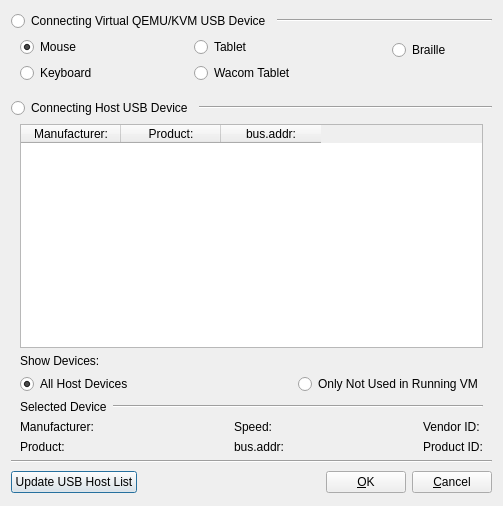
qunying/aqemu-old, file Add_USB_Port_Window.ui: the form before one commit.
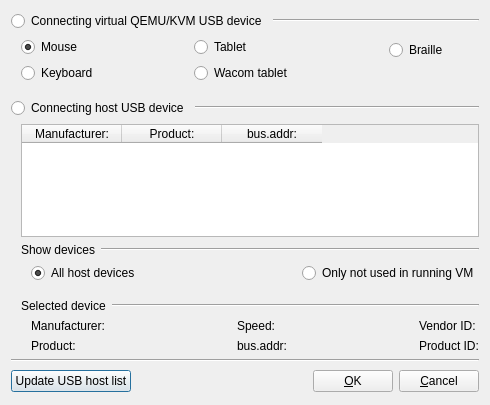
The form after the commit. Icons and pictures are not drawn.

Commit message: Improve Device Manager, Added QEMU 0.13 support, GUI restyling

The edit to the form file:
```diff
--- a/Add_USB_Port_Window.ui
+++ b/Add_USB_Port_Window.ui
@@ -1,12 +1,12 @@
 <ui version="4.0" >
  <class>Add_USB_Port_Window</class>
- <widget class="QDialog" name="Add_USB_Port_Window" >
-  <property name="geometry" >
+ <widget class="QDialog" name="Add_USB_Port_Window">
+  <property name="geometry">
    <rect>
     <x>0</x>
     <y>0</y>
-    <width>503</width>
-    <height>506</height>
+    <width>490</width>
+    <height>405</height>
    </rect>
   </property>
   <property name="windowTitle" >
@@ -16,9 +16,9 @@
    <iconset resource="images.qrc" >
     <normaloff>:/usb.png</normaloff>:/usb.png</iconset>
   </property>
-  <layout class="QGridLayout" name="gridLayout_3" >
-   <item row="0" column="0" >
-    <layout class="QHBoxLayout" name="horizontalLayout_2" >
+  <layout class="QVBoxLayout" name="verticalLayout_8">
+   <item>
+    <layout class="QHBoxLayout" name="horizontalLayout_2">
      <item>
       <widget class="QRadioButton" name="RB_QEMU_USB" >
        <property name="sizePolicy" >
@@ -27,8 +27,8 @@
          <verstretch>0</verstretch>
         </sizepolicy>
        </property>
-       <property name="text" >
-        <string>Connecting Virtual QEMU/KVM USB Device</string>
+       <property name="text">
+        <string>Connecting virtual QEMU/KVM USB device</string>
        </property>
        <property name="checkable" >
         <bool>false</bool>
@@ -50,10 +50,16 @@
      </item>
     </layout>
    </item>
-   <item row="1" column="0" >
-    <widget class="QWidget" native="1" name="Widget_QEMU_Devices" >
-     <layout class="QHBoxLayout" name="horizontalLayout_5" >
-      <property name="topMargin" >
+   <item>
+    <widget class="QWidget" name="Widget_QEMU_Devices" native="true">
+     <layout class="QHBoxLayout" name="horizontalLayout_5">
+      <property name="leftMargin">
+       <number>10</number>
+      </property>
+      <property name="topMargin">
+       <number>0</number>
+      </property>
+      <property name="rightMargin">
        <number>0</number>
       </property>
       <item>
@@ -100,9 +106,9 @@
          </widget>
         </item>
         <item>
-         <widget class="QRadioButton" name="RB_QEMU_WacomTablet" >
-          <property name="text" >
-           <string>Wacom Tablet</string>
+         <widget class="QRadioButton" name="RB_QEMU_WacomTablet">
+          <property name="text">
+           <string>Wacom tablet</string>
           </property>
          </widget>
         </item>
@@ -148,8 +154,8 @@
      </layout>
     </widget>
    </item>
-   <item row="2" column="0" >
-    <layout class="QHBoxLayout" name="horizontalLayout_3" >
+   <item>
+    <layout class="QHBoxLayout" name="horizontalLayout_3">
      <item>
       <widget class="QRadioButton" name="RB_Host_USB" >
        <property name="sizePolicy" >
@@ -158,8 +164,8 @@
          <verstretch>0</verstretch>
         </sizepolicy>
        </property>
-       <property name="text" >
-        <string>Connecting Host USB Device</string>
+       <property name="text">
+        <string>Connecting host USB device</string>
        </property>
        <property name="checkable" >
         <bool>false</bool>
@@ -178,18 +184,24 @@
      </item>
     </layout>
    </item>
-   <item row="3" column="0" >
-    <widget class="QWidget" native="1" name="Widget_Host_Devices" >
-     <layout class="QGridLayout" name="gridLayout_2" >
-      <property name="topMargin" >
+   <item>
+    <widget class="QWidget" name="Widget_Host_Devices" native="true">
+     <layout class="QVBoxLayout" name="verticalLayout_7">
+      <property name="leftMargin">
+       <number>10</number>
+      </property>
+      <property name="topMargin">
        <number>0</number>
       </property>
-      <property name="bottomMargin" >
+      <property name="rightMargin">
        <number>0</number>
       </property>
-      <item row="0" column="0" colspan="5" >
-       <widget class="QTableWidget" name="Table_Host_USB" >
-        <property name="editTriggers" >
+      <property name="bottomMargin">
+       <number>0</number>
+      </property>
+      <item>
+       <widget class="QTableWidget" name="Table_Host_USB">
+        <property name="editTriggers">
          <set>QAbstractItemView::NoEditTriggers</set>
         </property>
         <property name="selectionMode" >
@@ -221,49 +233,85 @@
         </column>
        </widget>
       </item>
-      <item row="1" column="0" colspan="5" >
-       <layout class="QGridLayout" name="gridLayout" >
-        <item row="0" column="0" colspan="3" >
-         <widget class="QLabel" name="label_2" >
-          <property name="text" >
-           <string>Show Devices:</string>
+      <item>
+       <layout class="QHBoxLayout" name="horizontalLayout_6">
+        <item>
+         <widget class="QLabel" name="label_2">
+          <property name="sizePolicy">
+           <sizepolicy hsizetype="Maximum" vsizetype="Preferred">
+            <horstretch>0</horstretch>
+            <verstretch>0</verstretch>
+           </sizepolicy>
           </property>
+          <property name="text">
+           <string>Show devices</string>
+          </property>
          </widget>
         </item>
-        <item row="1" column="0" >
-         <widget class="QRadioButton" name="RB_Show_All" >
-          <property name="text" >
-           <string>All Host Devices</string>
+        <item>
+         <widget class="Line" name="line_5">
+          <property name="orientation">
+           <enum>Qt::Horizontal</enum>
           </property>
-          <property name="checked" >
+         </widget>
+        </item>
+       </layout>
+      </item>
+      <item>
+       <layout class="QHBoxLayout" name="horizontalLayout_7">
+        <property name="leftMargin">
+         <number>10</number>
+        </property>
+        <item>
+         <widget class="QRadioButton" name="RB_Show_All">
+          <property name="text">
+           <string>All host devices</string>
+          </property>
+          <property name="checked">
            <bool>true</bool>
           </property>
          </widget>
         </item>
-        <item row="1" column="1" >
-         <spacer name="horizontalSpacer" >
-          <property name="orientation" >
+        <item>
+         <spacer name="horizontalSpacer">
+          <property name="orientation">
            <enum>Qt::Horizontal</enum>
           </property>
-          <property name="sizeHint" stdset="0" >
+          <property name="sizeHint" stdset="0">
            <size>
-            <width>1</width>
+            <width>13</width>
             <height>18</height>
            </size>
           </property>
          </spacer>
         </item>
-        <item row="1" column="2" >
-         <widget class="QRadioButton" name="RB_Show_Not_Used_Runtime" >
-          <property name="text" >
-           <string>Only Not Used in Running VM</string>
+        <item>
+         <widget class="QRadioButton" name="RB_Show_Not_Used_Runtime">
+          <property name="text">
+           <string>Only not used in running VM</string>
           </property>
          </widget>
         </item>
        </layout>
       </item>
-      <item row="2" column="0" colspan="5" >
-       <layout class="QHBoxLayout" name="horizontalLayout_4" >
+      <item>
+       <spacer name="verticalSpacer">
+        <property name="orientation">
+         <enum>Qt::Vertical</enum>
+        </property>
+        <property name="sizeType">
+         <enum>QSizePolicy::Fixed</enum>
+        </property>
+        <property name="sizeHint" stdset="0">
+         <size>
+          <width>100</width>
+          <height>10</height>
+         </size>
+        </property>
+       </spacer>
+      </item>
+      <item>
+       <layout class="QHBoxLayout" name="horizontalLayout_4">
         <item>
          <widget class="QLabel" name="Label_Selected_Device" >
           <property name="sizePolicy" >
@@ -272,8 +320,8 @@
             <verstretch>0</verstretch>
            </sizepolicy>
           </property>
-          <property name="text" >
-           <string>Selected Device</string>
+          <property name="text">
+           <string>Selected device</string>
           </property>
          </widget>
         </item>
@@ -286,98 +334,105 @@
         </item>
        </layout>
       </item>
-      <item row="3" column="0" >
-       <layout class="QVBoxLayout" name="verticalLayout_4" >
+      <item>
+       <layout class="QHBoxLayout" name="horizontalLayout_8">
+        <property name="leftMargin">
+         <number>10</number>
+        </property>
         <item>
-         <widget class="QLabel" name="S_Manufacturer" >
-          <property name="text" >
-           <string>Manufacturer:</string>
-          </property>
-         </widget>
+         <layout class="QVBoxLayout" name="verticalLayout_4">
+          <item>
+           <widget class="QLabel" name="S_Manufacturer">
+            <property name="text">
+             <string>Manufacturer:</string>
+            </property>
+           </widget>
+          </item>
+          <item>
+           <widget class="QLabel" name="S_Product">
+            <property name="text">
+             <string>Product:</string>
+            </property>
+           </widget>
+          </item>
+         </layout>
         </item>
         <item>
-         <widget class="QLabel" name="S_Product" >
-          <property name="text" >
-           <string>Product:</string>
+         <spacer name="horizontalSpacer_7">
+          <property name="orientation">
+           <enum>Qt::Horizontal</enum>
           </property>
-         </widget>
-        </item>
-       </layout>
-      </item>
-      <item row="3" column="1" >
-       <spacer name="horizontalSpacer_7" >
-        <property name="orientation" >
-         <enum>Qt::Horizontal</enum>
-        </property>
-        <property name="sizeHint" stdset="0" >
-         <size>
-          <width>123</width>
-          <height>20</height>
-         </size>
-        </property>
-       </spacer>
-      </item>
-      <item row="3" column="2" >
-       <layout class="QVBoxLayout" name="verticalLayout_5" >
-        <item>
-         <widget class="QLabel" name="S_Speed" >
-          <property name="text" >
-           <string>Speed:</string>
+          <property name="sizeHint" stdset="0">
+           <size>
+            <width>123</width>
+            <height>20</height>
+           </size>
           </property>
-         </widget>
+         </spacer>
         </item>
         <item>
-         <widget class="QLabel" name="S_BusAddr" >
-          <property name="text" >
-           <string>bus.addr:</string>
-          </property>
-         </widget>
+         <layout class="QVBoxLayout" name="verticalLayout_5">
+          <item>
+           <widget class="QLabel" name="S_Speed">
+            <property name="text">
+             <string>Speed:</string>
+            </property>
+           </widget>
+          </item>
+          <item>
+           <widget class="QLabel" name="S_BusAddr">
+            <property name="text">
+             <string>bus.addr:</string>
+            </property>
+           </widget>
+          </item>
+         </layout>
         </item>
-       </layout>
-      </item>
-      <item row="3" column="3" >
-       <spacer name="horizontalSpacer_8" >
-        <property name="orientation" >
-         <enum>Qt::Horizontal</enum>
-        </property>
-        <property name="sizeHint" stdset="0" >
-         <size>
-          <width>122</width>
-          <height>20</height>
-         </size>
-        </property>
-       </spacer>
-      </item>
-      <item row="3" column="4" >
-       <layout class="QVBoxLayout" name="verticalLayout_6" >
         <item>
-         <widget class="QLabel" name="S_Vendor_ID" >
-          <property name="text" >
-           <string>Vendor ID:</string>
+         <spacer name="horizontalSpacer_8">
+          <property name="orientation">
+           <enum>Qt::Horizontal</enum>
           </property>
-         </widget>
+          <property name="sizeHint" stdset="0">
+           <size>
+            <width>122</width>
+            <height>20</height>
+           </size>
+          </property>
+         </spacer>
         </item>
         <item>
-         <widget class="QLabel" name="S_Product_ID" >
-          <property name="text" >
-           <string>Product ID:</string>
-          </property>
-         </widget>
+         <layout class="QVBoxLayout" name="verticalLayout_6">
+          <item>
+           <widget class="QLabel" name="S_Vendor_ID">
+            <property name="text">
+             <string>Vendor ID:</string>
+            </property>
+           </widget>
+          </item>
+          <item>
+           <widget class="QLabel" name="S_Product_ID">
+            <property name="text">
+             <string>Product ID:</string>
+            </property>
+           </widget>
+          </item>
+         </layout>
         </item>
        </layout>
       </item>
      </layout>
     </widget>
    </item>
-   <item row="4" column="0" >
-    <widget class="Line" name="line" >
-     <property name="orientation" >
+   <item>
+    <widget class="Line" name="line">
+     <property name="orientation">
       <enum>Qt::Horizontal</enum>
      </property>
     </widget>
    </item>
-   <item row="5" column="0" >
-    <layout class="QHBoxLayout" name="horizontalLayout" >
+   <item>
+    <layout class="QHBoxLayout" name="horizontalLayout">
      <item>
       <widget class="QPushButton" name="Button_Update_Host_USB" >
        <property name="sizePolicy" >
@@ -386,8 +441,8 @@
          <verstretch>0</verstretch>
         </sizepolicy>
        </property>
-       <property name="text" >
-        <string>Update USB Host List</string>
+       <property name="text">
+        <string>Update USB host list</string>
        </property>
        <property name="icon" >
         <iconset resource="images.qrc" >
```
Left out of the diff: 147 changed lines with no effect on the pictures. The commit also changes 21 other files.
